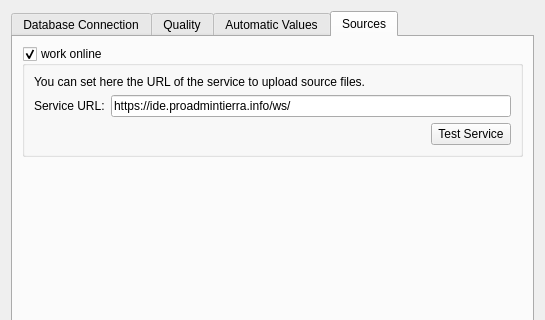
Old version of the form asistente_ladm_col/ui/settings_dialog.ui in the repository SwissTierrasColombia/Asistente-LADM-COL; both pictures show x 0 to 545 and y 0 to 320 of the 545 by 476 pixel window.
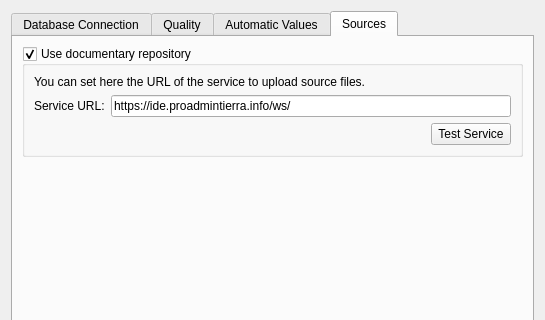
New version of the form. The open tabs and pages were chosen to show the change. Icons and pictures are not drawn. Custom widgets are drawn as their Qt base class.

Commit message: Add function for work without documental repository

Diff of the .ui file:
```diff
--- a/asistente_ladm_col/ui/settings_dialog.ui
+++ b/asistente_ladm_col/ui/settings_dialog.ui
@@ -534,7 +534,7 @@
        <item row="0" column="0">
         <widget class="QgsCollapsibleGroupBox" name="connexion_box">
          <property name="title">
-          <string>work online</string>
+          <string>Use documentary repository</string>
          </property>
          <property name="checkable">
           <bool>true</bool>
```
Left out of the diff: 2 changed lines with no effect on the pictures. The commit also changes 2 other files.
